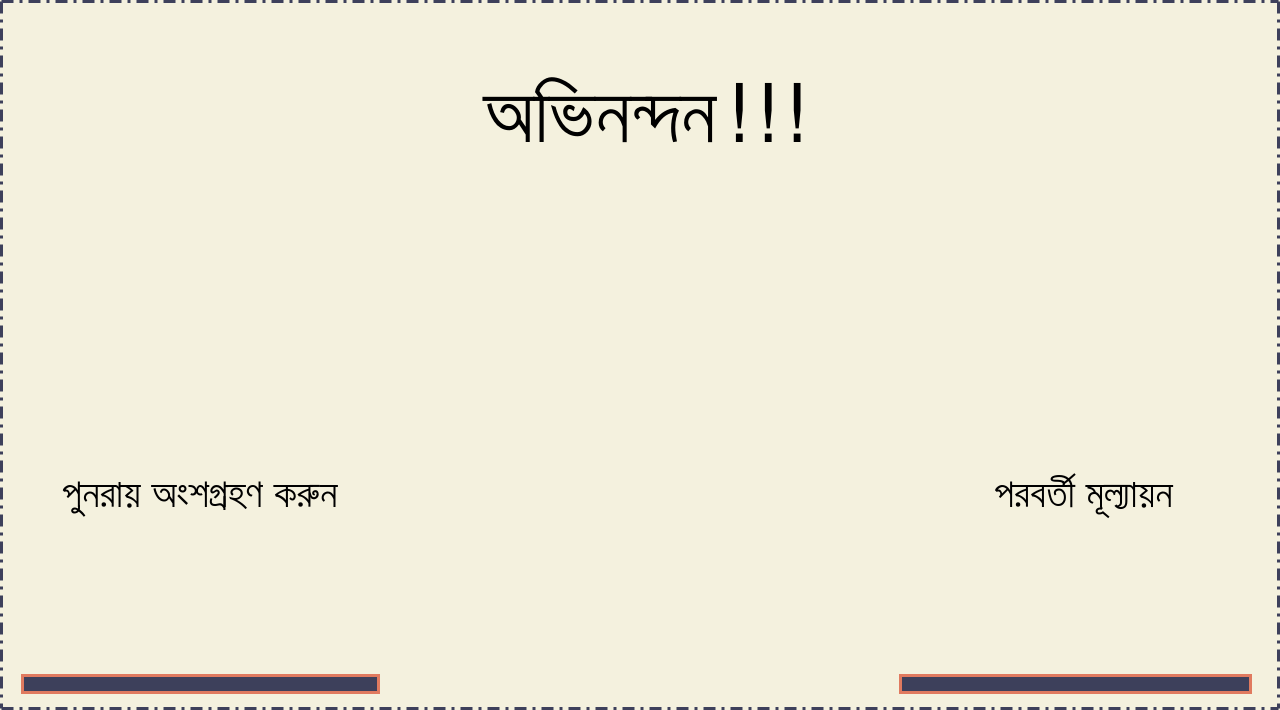
First picture: the form in EmPower/Student/Frontend/PyQT_UI/home.ui, repository ahmedfahad04/SPL-2, before the edit.
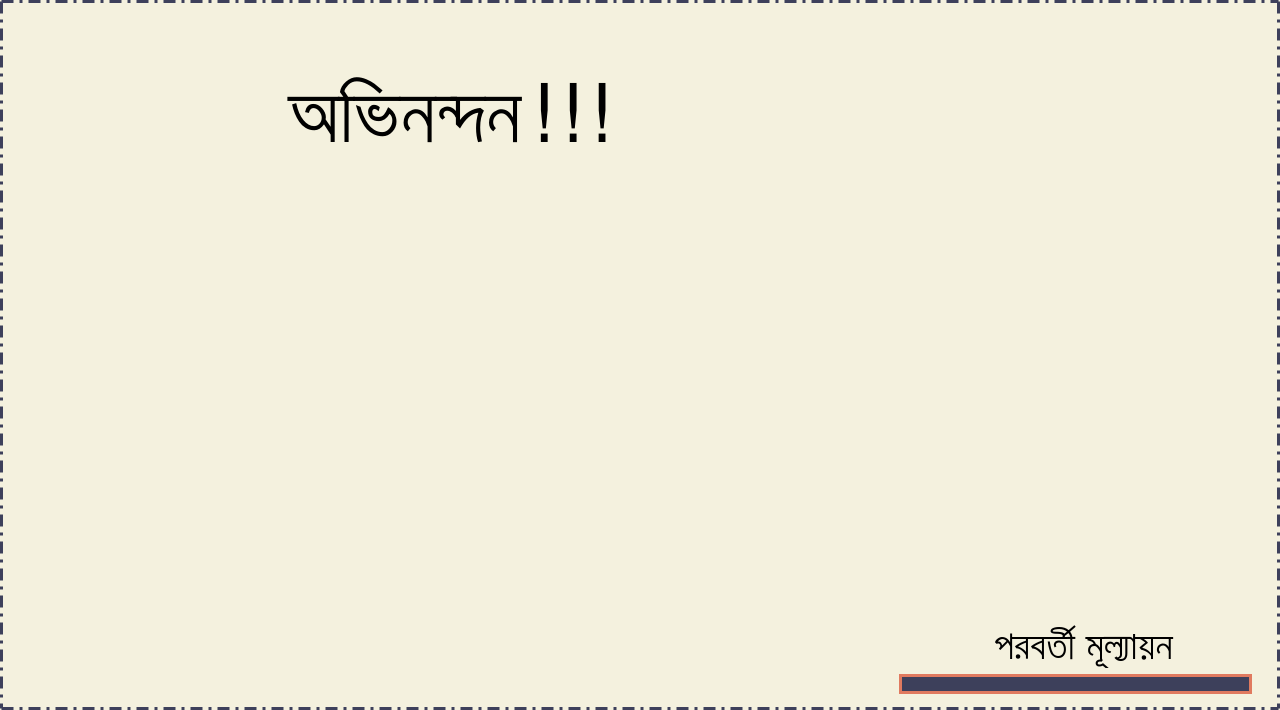
Second picture: the form after the edit. The open tabs and pages were chosen to show the change. Icons and pictures are not drawn.

What changed in the file:
```diff
--- a/EmPower/Student/Frontend/PyQT_UI/home.ui
+++ b/EmPower/Student/Frontend/PyQT_UI/home.ui
@@ -852,123 +852,11 @@
            <enum>QFrame::Raised</enum>
           </property>
           <layout class="QHBoxLayout" name="horizontalLayout_4">
-           <item>
-            <widget class="QFrame" name="c_left_frame">
-             <property name="minimumSize">
-              <size>
-               <width>348</width>
-               <height>691</height>
-              </size>
-             </property>
-             <property name="maximumSize">
-              <size>
-               <width>384</width>
-               <height>691</height>
-              </size>
-             </property>
-             <property name="styleSheet">
-              <string notr="true">border: none;
-</string>
-             </property>
-             <property name="frameShape">
-              <enum>QFrame::StyledPanel</enum>
-             </property>
-             <property name="frameShadow">
-              <enum>QFrame::Raised</enum>
-             </property>
-             <layout class="QVBoxLayout" name="verticalLayout_4">
-              <item>
-               <spacer name="verticalSpacer_4">
-                <property name="orientation">
-                 <enum>Qt::Vertical</enum>
-                </property>
-                <property name="sizeHint" stdset="0">
-                 <size>
-                  <width>20</width>
-                  <height>250</height>
-                 </size>
-                </property>
-               </spacer>
-              </item>
-              <item>
-               <widget class="QLabel" name="c_prev_quiz_lbl">
-                <property name="minimumSize">
-                 <size>
-                  <width>369</width>
-                  <height>350</height>
-                 </size>
-                </property>
-                <property name="maximumSize">
-                 <size>
-                  <width>369</width>
-                  <height>16777215</height>
-                 </size>
-                </property>
-                <property name="font">
-                 <font>
-                  <pointsize>30</pointsize>
-                 </font>
-                </property>
-                <property name="styleSheet">
-                 <string notr="true"/>
-                </property>
-                <property name="text">
-                 <string>পুনরায় অংশগ্রহণ করুন </string>
-                </property>
-                <property name="alignment">
-                 <set>Qt::AlignCenter</set>
-                </property>
-                <property name="wordWrap">
-                 <bool>true</bool>
-                </property>
-               </widget>
-              </item>
-              <item>
-               <widget class="QPushButton" name="c_again">
-                <property name="maximumSize">
-                 <size>
-                  <width>359</width>
-                  <height>16777215</height>
-                 </size>
-                </property>
-                <property name="cursor">
-                 <cursorShape>PointingHandCursor</cursorShape>
-                </property>
-                <property name="styleSheet">
-                 <string notr="true">QPushButton {
-border: 3px solid #E07A5F;
-border-radius: 20px;
-background-color:  #3D405B;
-}
-
-QPushButton:hover:!pressed {
-background-color: #3D405B;
-background-color:  rgb(42, 44, 63);
-}</string>
-                </property>
-                <property name="text">
-                 <string/>
-                </property>
-                <property name="icon">
-                 <iconset>
-                  <normaloff>../Images/repeat.png</normaloff>../Images/repeat.png</iconset>
-                </property>
-                <property name="iconSize">
-                 <size>
-                  <width>35</width>
-                  <height>80</height>
-                 </size>
-                </property>
-               </widget>
-              </item>
-             </layout>
-            </widget>
-           </item>
            <item>
             <widget class="QFrame" name="c_middle_frame">
              <property name="minimumSize">
               <size>
-               <width>482</width>
+               <width>465</width>
                <height>691</height>
               </size>
              </property>
@@ -1037,7 +925,7 @@
             <widget class="QFrame" name="c_right_frame">
              <property name="minimumSize">
               <size>
-               <width>360</width>
+               <width>366</width>
                <height>691</height>
               </size>
              </property>
@@ -1097,7 +985,7 @@
                  <string>পরবর্তী মূল্যায়ন</string>
                 </property>
                 <property name="alignment">
-                 <set>Qt::AlignCenter</set>
+                 <set>Qt::AlignBottom|Qt::AlignHCenter</set>
                 </property>
                </widget>
               </item>
```
Left out of the diff: 7 changed lines with no effect on the pictures.
